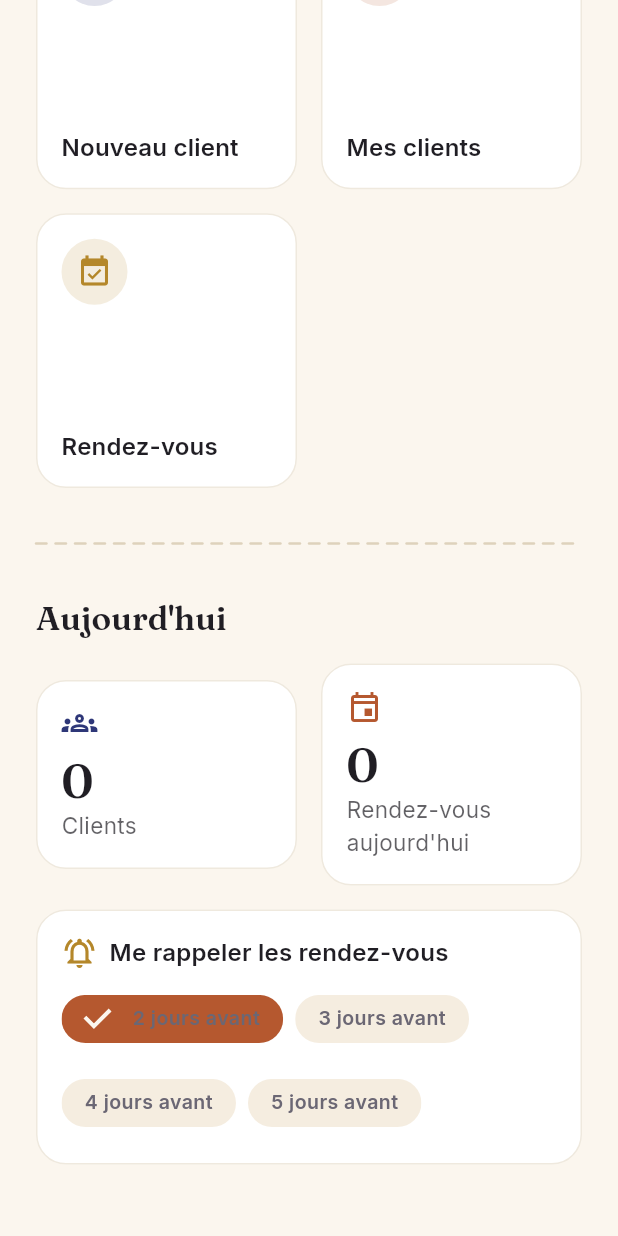
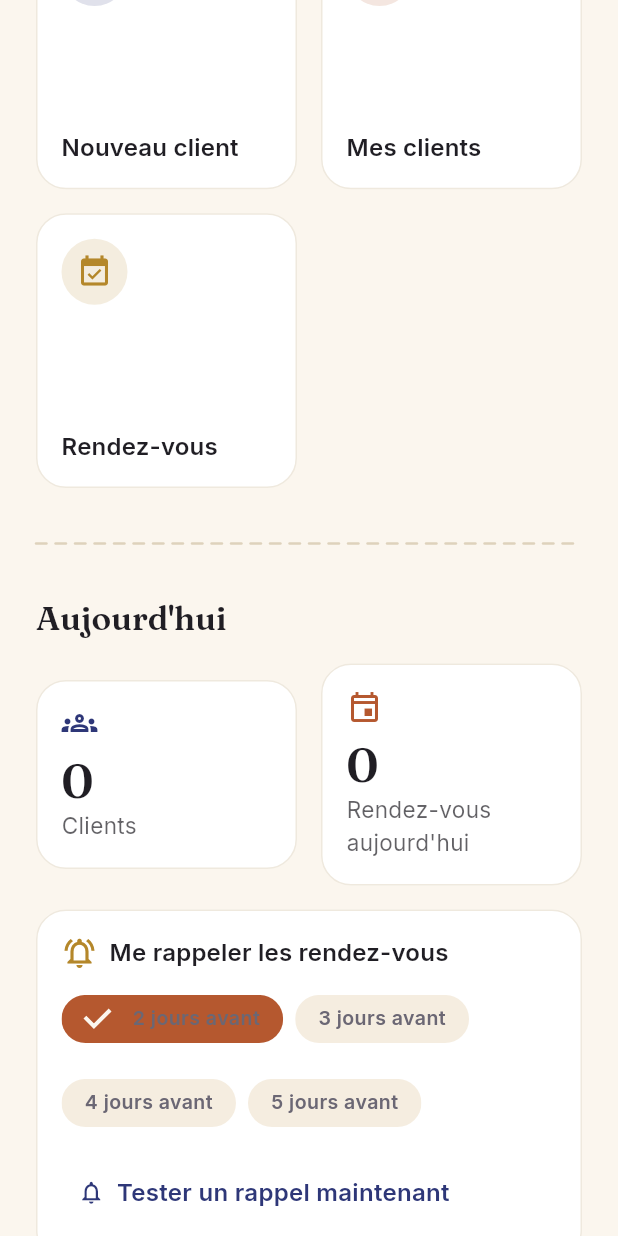
Before and after one commit to ouattaradanou-debug/forevercare-ai, a Flutter app: the screen it shows once a user with an empty profile is signed in, scrolled down 428 dp, on a phone screen of 412 x 824 dp. Run offline on Flutter 3.47's test engine with Material 3 defaults, Android fonts, the phone set to English and light mode, and no system bars; our stand-ins replace cached_network_image, connectivity_plus, drift, drift_flutter, flutter_image_compress, flutter_local_notifications and 7 more; accounts and stored records are empty; generated files the repository leaves out were written again; statements that could not run were skipped.

Commit message:
Ajouter un bouton de rappel test sur l'écran d'accueil
Permet au tailleur de vérifier immédiatement que les notifications de
rappel de rendez-vous s'affichent bien sur son téléphone, sans attendre
plusieurs jours qu'un vrai rappel se déclenche.

Co-Authored-By: Claude Sonnet 5 <noreply@anthropic.com>
Claude-Session: https://claude.ai/code/session_0124cQpQi64xUE7Fyxipd1VW

```diff
--- a/lib/core/services/notification_service.dart
+++ b/lib/core/services/notification_service.dart
@@ -67,6 +67,20 @@ class NotificationService {
     iOS: DarwinNotificationDetails(),
   );
 
+  /// Envoie immédiatement une notification factice, pour que le tailleur
+  /// puisse vérifier que les rappels s'affichent bien sur son téléphone
+  /// sans attendre plusieurs jours qu'un vrai rappel se déclenche.
+  Future<void> envoyerNotificationTest() async {
+    if (!_initialise) await initialiser();
+    await _plugin.show(
+      999999999,
+      'Rappel de rendez-vous',
+      "Ceci est un rappel test : c'est ainsi que s'affichera un vrai "
+          'rappel avant un rendez-vous.',
+      _details,
+    );
+  }
+
   /// Remplace l'ensemble des rappels planifiés par un nouveau jeu, calculé à
   /// partir de la liste actuelle des rendez-vous de l'atelier et du délai
   /// choisi par le tailleur. Appelé à chaque changement (voir
--- a/lib/features/home/presentation/home_page.dart
+++ b/lib/features/home/presentation/home_page.dart
@@ -7,6 +7,7 @@ import 'package:go_router/go_router.dart';
 import 'package:image_picker/image_picker.dart';
 import 'package:intl/intl.dart';
 
+import '../../../core/services/notification_service.dart';
 import '../../../core/theme/app_colors.dart';
 import '../../../core/theme/app_dimens.dart';
 import '../../../data/models/atelier.dart';
@@ -501,6 +502,26 @@ class _SelecteurRappel extends ConsumerWidget {
                 ),
             ],
           ),
+          const SizedBox(height: AppSpacing.s),
+          Align(
+            alignment: Alignment.centerLeft,
+            child: TextButton.icon(
+              onPressed: () async {
+                await NotificationService.instance.envoyerNotificationTest();
+                if (context.mounted) {
+                  ScaffoldMessenger.of(context).showSnackBar(
+                    const SnackBar(
+                      content: Text(
+                        'Rappel test envoyé — regarde tes notifications.',
+                      ),
+                    ),
+                  );
+                }
+              },
+              icon: const Icon(Icons.notifications_none),
+              label: const Text('Tester un rappel maintenant'),
+            ),
+          ),
         ],
       ),
     );
```
